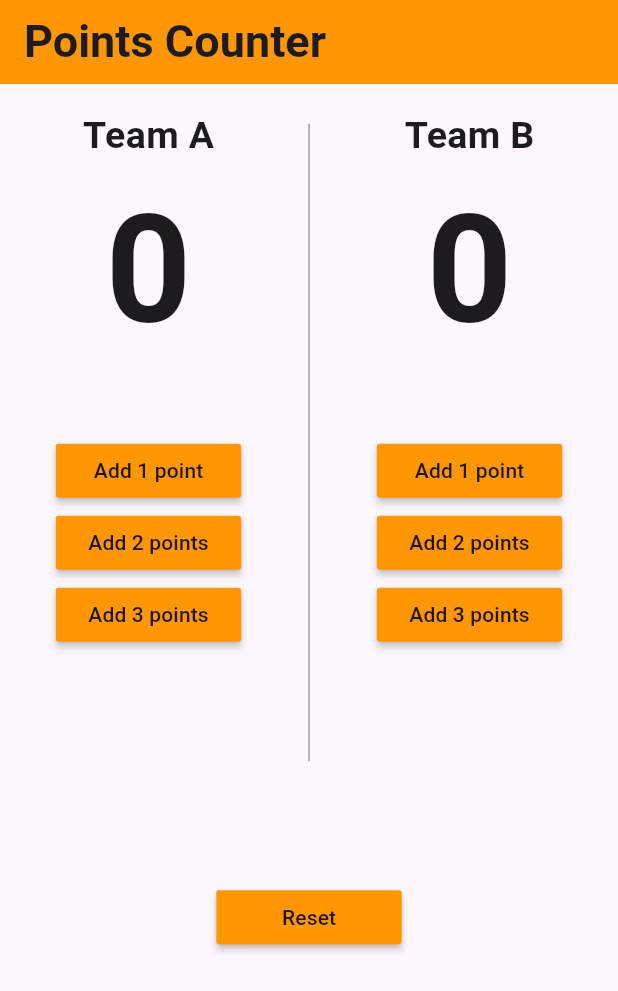
After one commit to mahmoud123asd/basketball_counter_app, a Flutter app: the screen it shows after launch, on a phone screen of 412 x 824 dp. The commit adds this screen. Shown: the top 991 px of the screen. Run offline on Flutter 3.47's test engine with Material 3 defaults, Android fonts, the phone set to English and light mode, and no system bars; our stand-ins replace flutter_bloc.

Commit message:
refactor code add home page widget

```diff
--- a/lib/cuibts/counter_cubit.dart
+++ b/lib/cuibts/counter_cubit.dart
@@ -1,8 +1,17 @@
 import 'package:basketball_counter/cuibts/counterstates.dart';
 import 'package:flutter_bloc/flutter_bloc.dart';
 
-class CounterCubit  extends Cubit<Counterstates>{
+class CounterCubit extends Cubit<Counterstates> {
   CounterCubit(super.initialState);
-
-
+  int teamApoints = 0;
+  int teamBpoints = 0;
+  void teamIncrement({required String team, required int points}) {
+    if (team == 'A') {
+      teamApoints += points;
+      emit(CounterAIncrementState());
+    } else {
+      teamBpoints += points;
+      emit(CounterBIncrementState());
+    }
+  }
 }
--- a/lib/cuibts/counterstates.dart
+++ b/lib/cuibts/counterstates.dart
@@ -1,3 +1,3 @@
-class Counterstates {}
+abstract class Counterstates {}
 class CounterAIncrementState extends Counterstates{}
 class CounterBIncrementState extends Counterstates{}
--- /dev/null
+++ b/lib/screens/home_page.dart
@@ -0,0 +1,122 @@
+import 'package:flutter/material.dart';
+
+class HomePage extends StatelessWidget {
+  final double screenheight;
+  final double screenwidth;
+
+  const HomePage({super.key, required this.screenheight, required this.screenwidth});
+
+  @override
+  Widget build(BuildContext context) {
+    return Scaffold(
+      appBar: AppBar(
+        backgroundColor: Colors.orange,
+        title: Text(
+          "Points Counter",
+          style: TextStyle(fontSize: 30, fontWeight: FontWeight.bold),
+        ),
+      ),
+      body: Column(
+        children: [
+          SizedBox(
+            height: .02 * screenheight,
+          ),
+          Row(
+            mainAxisAlignment: MainAxisAlignment.spaceEvenly,
+            children: [
+              SizedBox(
+                height: .625 * screenheight,
+                child: Column(
+                  children: [
+                    Text(
+                      "Team A",
+                      style:
+                          TextStyle(fontSize: 25, fontWeight: FontWeight.bold),
+                    ),
+                    SizedBox(
+                      height: .17 * screenheight,
+                      child: Text(
+                        '0',
+                        style: TextStyle(
+                            fontSize: 0 >= 1000
+                                ? 50
+                                : 0 >= 100
+                                    ? 70
+                                    : 100,
+                            fontWeight: FontWeight.bold),
+                      ),
+                    ),
+                    SizedBox(
+                      height: .05 * screenheight,
+                    ),
+                    customebutton('Add 1 point', 1, 'A', .3 * screenwidth),
+                    customebutton('Add 2 points', 2, 'A', .3 * screenwidth),
+                    customebutton('Add 3 points', 3, 'A', .3 * screenwidth),
+                  ],
+                ),
+              ),
+              SizedBox(
+                height: .625 * screenheight,
+                child: VerticalDivider(
+                  indent: 10,
+                  endIndent: 80,
+                  color: Colors.grey,
+                  thickness: 1,
+                ),
+              ),
+              SizedBox(
+                height: .625 * screenheight,
+                child: Column(
+                  children: [
+                    Text(
+                      "Team B",
+                      style:
+                          TextStyle(fontSize: 25, fontWeight: FontWeight.bold),
+                    ),
+                    SizedBox(
+                      height: .17 * screenheight,
+                      child: Text(
+                        '0',
+                        style: TextStyle(
+                            fontSize: 0 >= 1000
+                                ? 50
+                                : 0 >= 100
+                                    ? 70
+                                    : 100,
+                            fontWeight: FontWeight.bold),
+                      ),
+                    ),
+                    SizedBox(
+                      height: .05 * screenheight,
+                    ),
+                    customebutton('Add 1 point', 1, 'B', .3 * screenwidth),
+                    customebutton('Add 2 points', 2, 'B', .3 * screenwidth),
+                    customebutton('Add 3 points', 3, 'B', .3 * screenwidth),
+                  ],
+                ),
+              ),
+            ],
+          ),
+          MaterialButton(
+            onPressed: () {
+              // setState(() {
+              //   teamApoints = teamBpoints = 0;
+              // });
+            },
+            color: Colors.orange,
+            minWidth: .3 * screenwidth,
+            child: Text("Reset"),
+          )
+        ],
+      ),
+    );
+  }
+}
+Widget customebutton(String content, int points, String team, double width) {
+    return MaterialButton(
+      onPressed: () {},
+      color: Colors.orange,
+      minWidth: width,
+      child: Text(content),
+    );
+  }
```
Also changed, not shown: lib/main.dart (+5 -151 lines).
